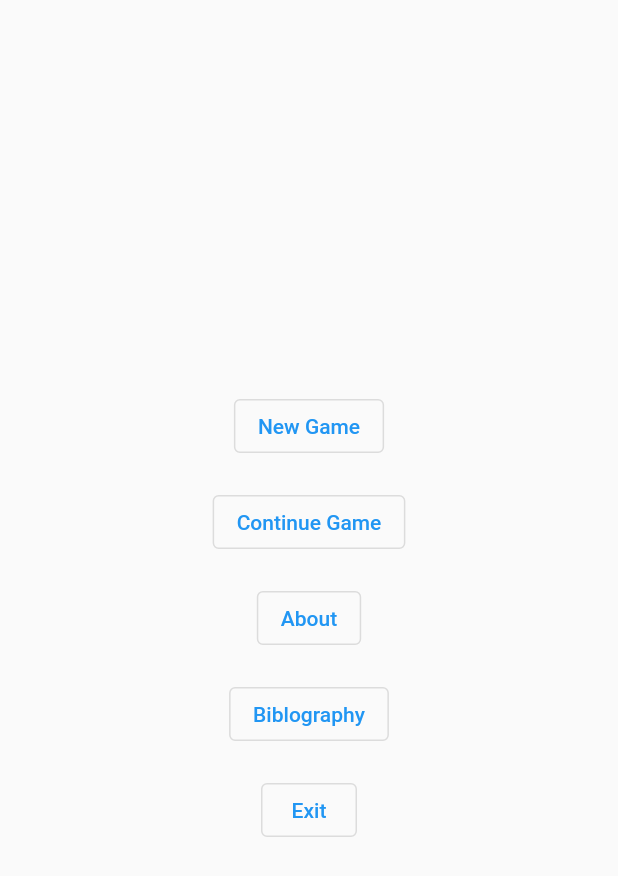
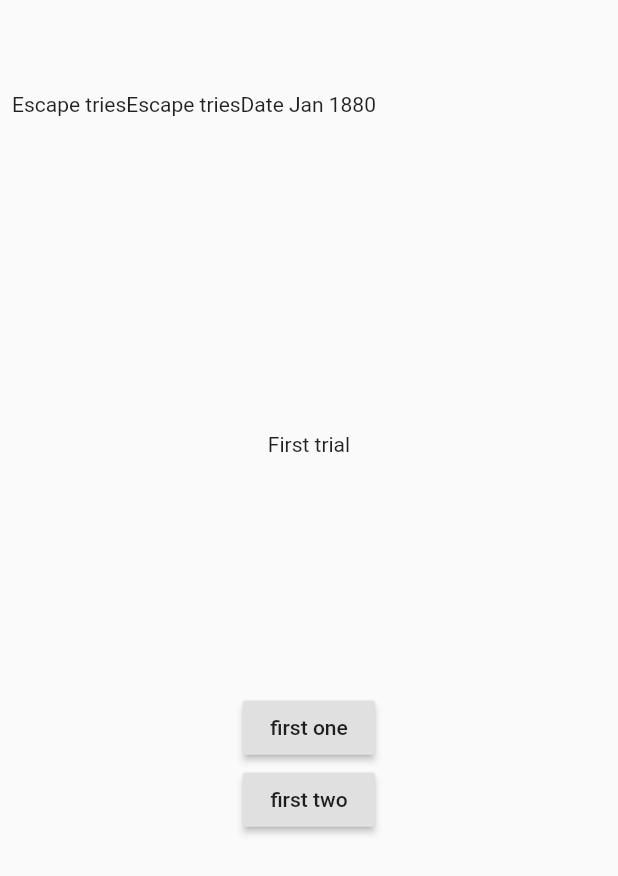
Before and after one commit to kwe-k-u/HindSight, a Flutter app: the screen it shows after launch, after a tap on "New Game", on a phone screen of 412 x 824 dp. Shown: the top 876 px of the screen. Run offline on Flutter 3.47's test engine with Material 2 defaults, Android fonts, the phone set to English and light mode, and no system bars.

Commit message:
Story tiles can change

```diff
--- /dev/null
+++ b/lib/UI/GamePlayInterface.dart
@@ -0,0 +1,93 @@
+import 'dart:core';
+
+import 'package:flutter/cupertino.dart';
+import 'package:flutter/material.dart';
+import 'package:hindsight/Utils/Engine.dart';
+
+class GamePlayInterface extends StatefulWidget {
+  @override
+  _GamePlayInterfaceState createState() => _GamePlayInterfaceState();
+}
+
+class _GamePlayInterfaceState extends State<GamePlayInterface> {
+  Engine engine = new Engine();
+  Tile current;
+
+  @override
+  void initState() {
+    super.initState();
+    setState(() {
+
+      current = engine.getNext("first");
+    });
+  }
+
+
+  @override
+  Widget build(BuildContext context) {
+    return MaterialApp(
+      home: Scaffold(
+        body: Container(
+          padding: EdgeInsets.all(8.0),
+          child: Column(
+            children: [
+              Container(
+                height: MediaQuery
+                    .of(context)
+                    .size
+                    .height * 0.15,
+                child: Row(
+                  children: [
+                    Text("Escape tries"),
+                    Text("Escape tries"),
+                    Text("Date Jan 1880"),
+                  ],
+                ),
+              ),
+
+
+              Container(
+                height: MediaQuery
+                    .of(context)
+                    .size
+                    .height * 0.4,
+                child: Center(child: Text(current.title)),
+              ),
+
+
+              Container(
+                  height: MediaQuery
+                      .of(context)
+                      .size
+                      .height * 0.4,
+                  child: Column(
+                    // children: [Text("some"),current.getChoices()],
+                    children: buttonList(current.next),
+                  )
+              ),
+            ],
+          ),
+        ),
+      ),
+    );
+  }
+
+
+  List<Widget> buttonList( List<String> d){
+  List<Widget> buttons = [];
+  print(current.actions.length);
+  print(current.title);
+  for (int index = 0; index < current.next.length; index++){
+    buttons.add(RaisedButton(onPressed: (){
+      setState(() {
+        current = engine.getNext(current.next.elementAt(index));
+
+      });
+    },
+      child: Text(current.actions.elementAt(index)),
+    ));
+  }
+
+  return buttons;
+  }
+}
--- a/lib/UI/homescreen.dart
+++ b/lib/UI/homescreen.dart
@@ -1,5 +1,8 @@
 import 'package:flutter/material.dart';
 import 'package:flutter/services.dart';
+import 'package:hindsight/UI/AboutPage.dart';
+import 'package:hindsight/UI/BibliographyPage.dart';
+import 'package:hindsight/UI/GamePlayInterface.dart';
 
 
 
@@ -21,19 +24,26 @@ class _HomeScreenState extends State<HomeScreen> {
             children: [
               Padding(
                 padding: const EdgeInsets.all(8.0),
-                child: OutlinedButton(onPressed: (){}, child: Text("New Game")),
+                child: OutlinedButton(onPressed: (){
+
+                  Navigator.push(context, MaterialPageRoute(builder: (context)=> GamePlayInterface()));
+                }, child: Text("New Game")),
               ),
               Padding(
                 padding: const EdgeInsets.all(8.0),
-                child: OutlinedButton(onPressed: (){}, child: Text("Continue Game")),
+                child: OutlinedButton(onPressed: (){}, child: Text("Continue Game")), //todo hide if no player object exists
               ),
               Padding(
                 padding: const EdgeInsets.all(8.0),
-                child: OutlinedButton(onPressed: (){}, child: Text("About")),
+                child: OutlinedButton(onPressed: (){
+                  Navigator.push(context, MaterialPageRoute(builder: (context)=> AboutPage()));
+                }, child: Text("About")),
               ),
               Padding(
                 padding: const EdgeInsets.all(8.0),
-                child: OutlinedButton(onPressed: (){}, child: Text("Biblography")),
+                child: OutlinedButton(onPressed: (){
+                  Navigator.push(context, MaterialPageRoute(builder: (context)=> BiblographyPage()));
+                }, child: Text("Bibliography")),
               ),
               Padding(
                 padding: const EdgeInsets.all(8.0),
--- /dev/null
+++ b/lib/Utils/Engine.dart
@@ -0,0 +1,54 @@
+
+
+class Engine{
+  // String current = "first";
+
+  Tile getNext(String key) => gameActions[key];
+
+
+
+
+  Map<String, Tile> gameActions = {
+    "first": Tile(
+      text: "First trial",
+      actions: [
+        "first one",
+        "first two"
+      ],
+        nextp: ["second", "third"]),
+
+    "second": Tile(
+      text: "Second tile",
+      actions: [
+        "second one",
+        "second two"
+      ],
+      nextp: ["first", "third"]
+    ),
+
+    "third": Tile(
+      text: "Third tile",
+      actions: [
+        "third one",
+        "third two"
+      ],
+        nextp: ["first", "second"]
+    )
+};
+
+
+}
+
+
+class Tile {
+
+  String title;
+  List<String> actions;
+  List <String> next;
+
+  Tile({ String text, List<String> actions, List<String> nextp }) {
+    this.title = text;
+    this.actions = actions;
+    this.next = nextp;
+  }
+}
```
Also changed, not shown: lib/UI/AboutPage.dart (added, +27 -0 lines), lib/UI/BibliographyPage.dart (added, +74 -0 lines), lib/Utils/PlayerObject.dart (added, +58 -0 lines), lib/main.dart (line endings or trailing spaces).
